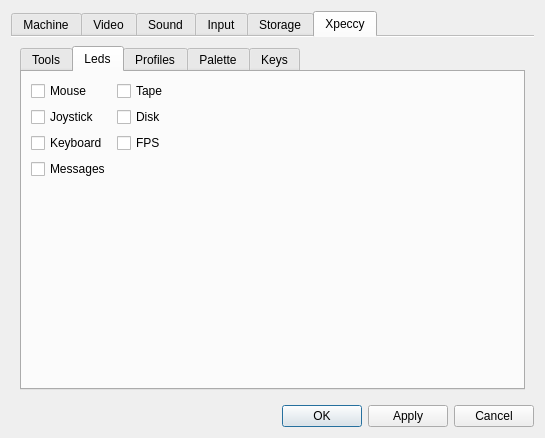
Above: ui/setupwin.ui from samstyle/Xpeccy before the change. Below: the same form after it.
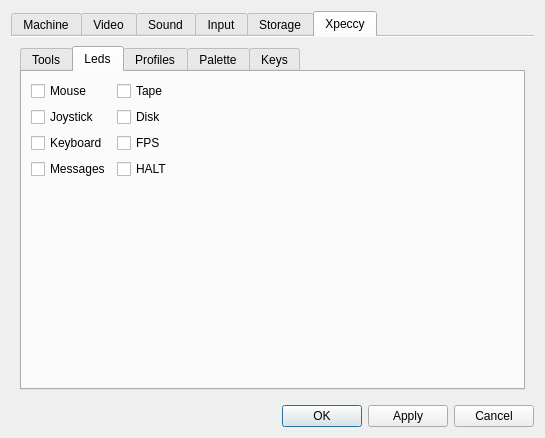
That is the form after the change. The open tabs and pages were chosen to show the change. Icons and pictures are not drawn. Custom widgets are drawn as their Qt base class.

Commit message: build 20200527 [+] Add CPU turbo switch hotkey [+] Add LED indicator for ticks to HALT

```diff
--- a/ui/setupwin.ui
+++ b/ui/setupwin.ui
@@ -3042,6 +3042,13 @@
                  </property>
                 </widget>
                </item>
+               <item row="3" column="1">
+                <widget class="QCheckBox" name="cbHaltLed">
+                 <property name="text">
+                  <string>HALT</string>
+                 </property>
+                </widget>
+               </item>
               </layout>
              </item>
              <item>
```
The commit also changes 11 other files.
